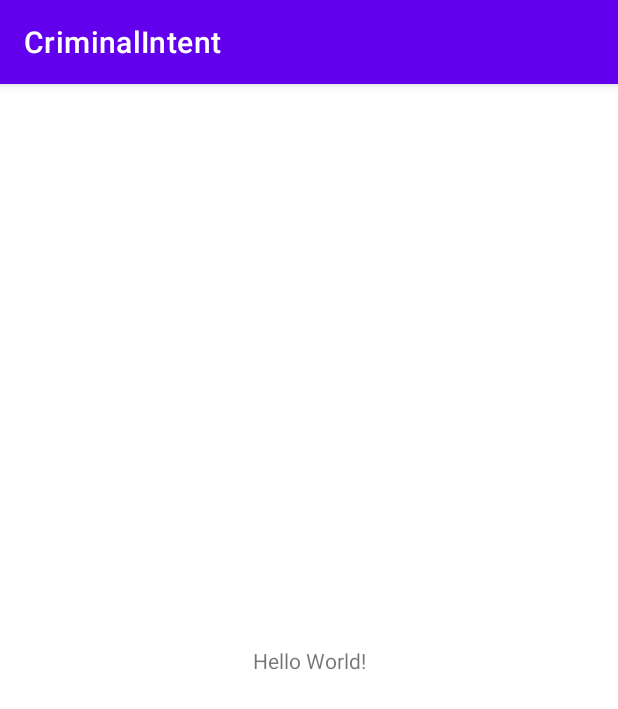
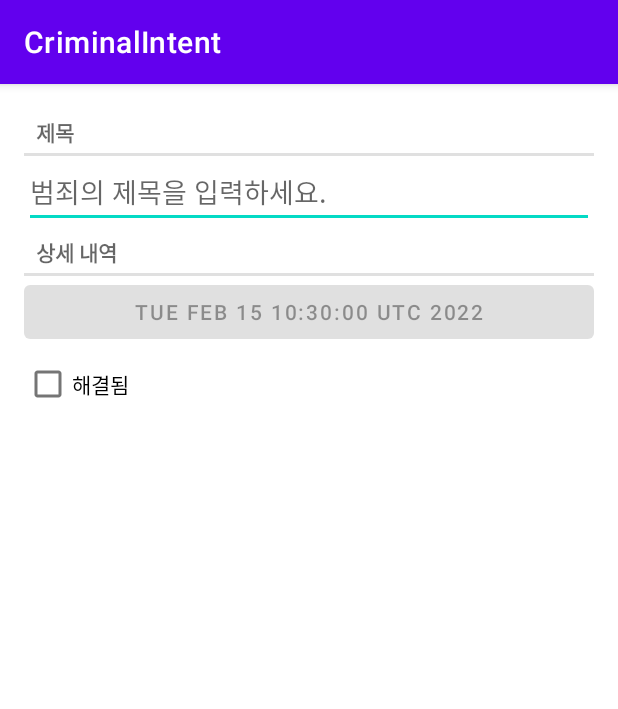
Before and after one commit to JINKOO/CriminalIntent, an Android app: the screen it shows after launch (MainActivity), on a phone screen of 412 x 824 dp. Shown: the top 709 px of the screen. Run offline under Robolectric (Android 15) with nearby library versions, the phone set to English and light mode, and no system bars.

```diff
--- a/app/src/main/java/com/kjk/criminalintent/view/CrimeFragment.kt
+++ b/app/src/main/java/com/kjk/criminalintent/view/CrimeFragment.kt
@@ -1,5 +1,6 @@
 package com.kjk.criminalintent.view
 
+import android.content.Context
 import android.os.Bundle
 import android.text.Editable
 import android.text.TextWatcher
@@ -22,9 +23,14 @@ class CrimeFragment : Fragment() {
 
     private lateinit var crime: CrimeEntity
 
+    override fun onAttach(context: Context) {
+        super.onAttach(context)
+        Log.d(TAG, "onAttach(): ")
+    }
+
     override fun onCreate(savedInstanceState: Bundle?) {
         super.onCreate(savedInstanceState)
-
+        Log.d(TAG, "onCreate(): ")
         crime = CrimeEntity()
     }
 
@@ -33,7 +39,7 @@ class CrimeFragment : Fragment() {
         container: ViewGroup?,
         savedInstanceState: Bundle?
     ): View? {
-        Log.d(TAG, "onCreateView()")
+        Log.d(TAG, "onCreateView(): ")
         _binding = FragmentCrimeBinding.inflate(inflater, container, false)
 
         binding.crimeDateButton.apply {
@@ -42,6 +48,11 @@ class CrimeFragment : Fragment() {
         }
 
         return binding.root
+    }
+
+    override fun onActivityCreated(savedInstanceState: Bundle?) {
+        super.onActivityCreated(savedInstanceState)
+        Log.d(TAG, "onActivityCreated: ")
     }
 
     override fun onStart() {
@@ -64,12 +75,41 @@ class CrimeFragment : Fragment() {
 
         binding.apply {
             crimeTitleEditText.addTextChangedListener(titleWatcher)
+            crimeSolvedCheckBox.setOnCheckedChangeListener { compoundButton, isChecked ->
+                crime.isSolved = isChecked
+            }
         }
+    }
+
+    override fun onResume() {
+        super.onResume()
+        Log.d(TAG, "onResume: ")
+    }
+
+    override fun onPause() {
+        super.onPause()
+        Log.d(TAG, "onPause: ")
+    }
+
+    override fun onStop() {
+        super.onStop()
+        Log.d(TAG, "onStop: ")
     }
 
     override fun onDestroyView() {
         super.onDestroyView()
+        Log.d(TAG, "onDestroyView: ")
         _binding = null
+    }
+
+    override fun onDestroy() {
+        super.onDestroy()
+        Log.d(TAG, "onDestroy: ")
+    }
+
+    override fun onDetach() {
+        super.onDetach()
+        Log.d(TAG, "onDetach: ")
     }
 
     companion object {
--- a/app/src/main/java/com/kjk/criminalintent/view/MainActivity.kt
+++ b/app/src/main/java/com/kjk/criminalintent/view/MainActivity.kt
@@ -2,6 +2,7 @@ package com.kjk.criminalintent.view
 
 import androidx.appcompat.app.AppCompatActivity
 import android.os.Bundle
+import android.util.Log
 import com.kjk.criminalintent.R
 import com.kjk.criminalintent.databinding.ActivityMainBinding
 
@@ -14,5 +15,44 @@ class MainActivity : AppCompatActivity() {
     override fun onCreate(savedInstanceState: Bundle?) {
         super.onCreate(savedInstanceState)
         setContentView(binding.root)
+
+        val currentFragment = supportFragmentManager.findFragmentById(R.id.fragment_container)
+        if (currentFragment == null) {
+            Log.d(TAG, "onCreate: ")
+            val fragment = CrimeFragment()
+            supportFragmentManager
+                    .beginTransaction()
+                    .add(R.id.fragment_container, fragment)
+                    .commit()
+        }
+    }
+
+    override fun onStart() {
+        super.onStart()
+        Log.d(TAG, "onStart: ")
+    }
+
+    override fun onResume() {
+        super.onResume()
+        Log.d(TAG, "onResume: ")
+    }
+
+    override fun onPause() {
+        super.onPause()
+        Log.d(TAG, "onPause: ")
+    }
+
+    override fun onStop() {
+        super.onStop()
+        Log.d(TAG, "onStop: ")
+    }
+
+    override fun onDestroy() {
+        super.onDestroy()
+        Log.d(TAG, "onDestroy: ")
+    }
+
+    companion object {
+        private const val TAG = "MainActivity"
     }
 }
--- a/app/src/main/res/layout/activity_main.xml
+++ b/app/src/main/res/layout/activity_main.xml
@@ -1,18 +1,6 @@
 <?xml version="1.0" encoding="utf-8"?>
-<androidx.constraintlayout.widget.ConstraintLayout xmlns:android="http://schemas.android.com/apk/res/android"
-    xmlns:app="http://schemas.android.com/apk/res-auto"
-    xmlns:tools="http://schemas.android.com/tools"
+<FrameLayout
+    xmlns:android="http://schemas.android.com/apk/res/android"
+    android:id="@+id/fragment_container"
     android:layout_width="match_parent"
-    android:layout_height="match_parent"
-    tools:context=".view.MainActivity">
-
-    <TextView
-        android:layout_width="wrap_content"
-        android:layout_height="wrap_content"
-        android:text="Hello World!"
-        app:layout_constraintBottom_toBottomOf="parent"
-        app:layout_constraintLeft_toLeftOf="parent"
-        app:layout_constraintRight_toRightOf="parent"
-        app:layout_constraintTop_toTopOf="parent" />
-
-</androidx.constraintlayout.widget.ConstraintLayout>
+    android:layout_height="match_parent"/>
```
